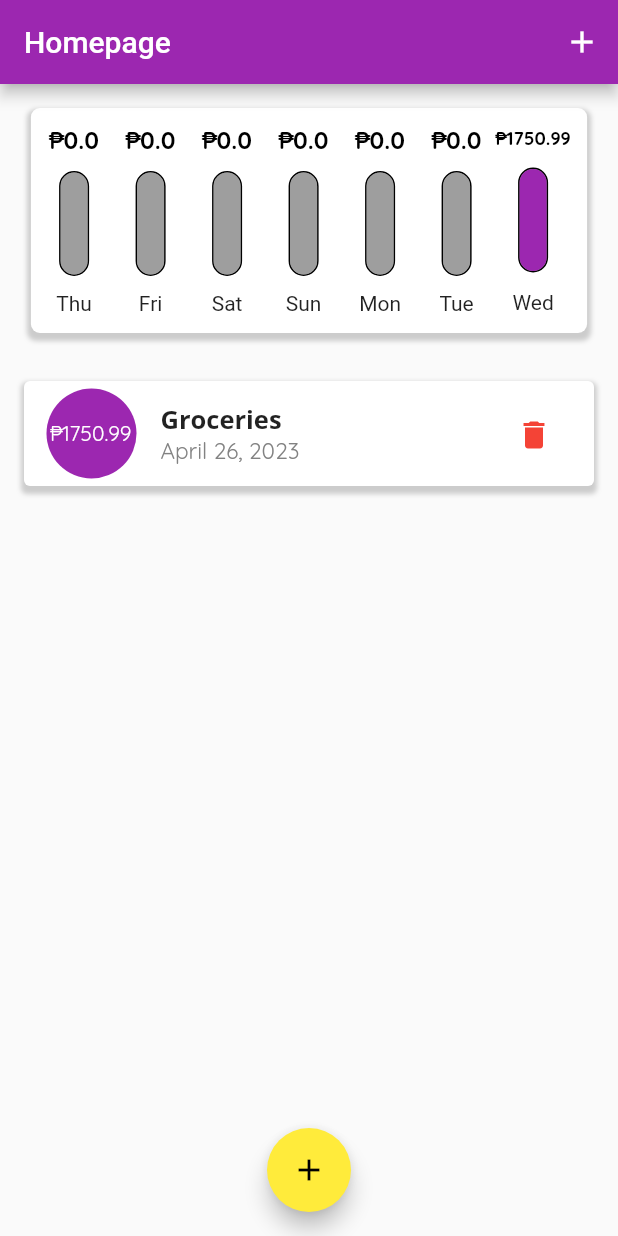
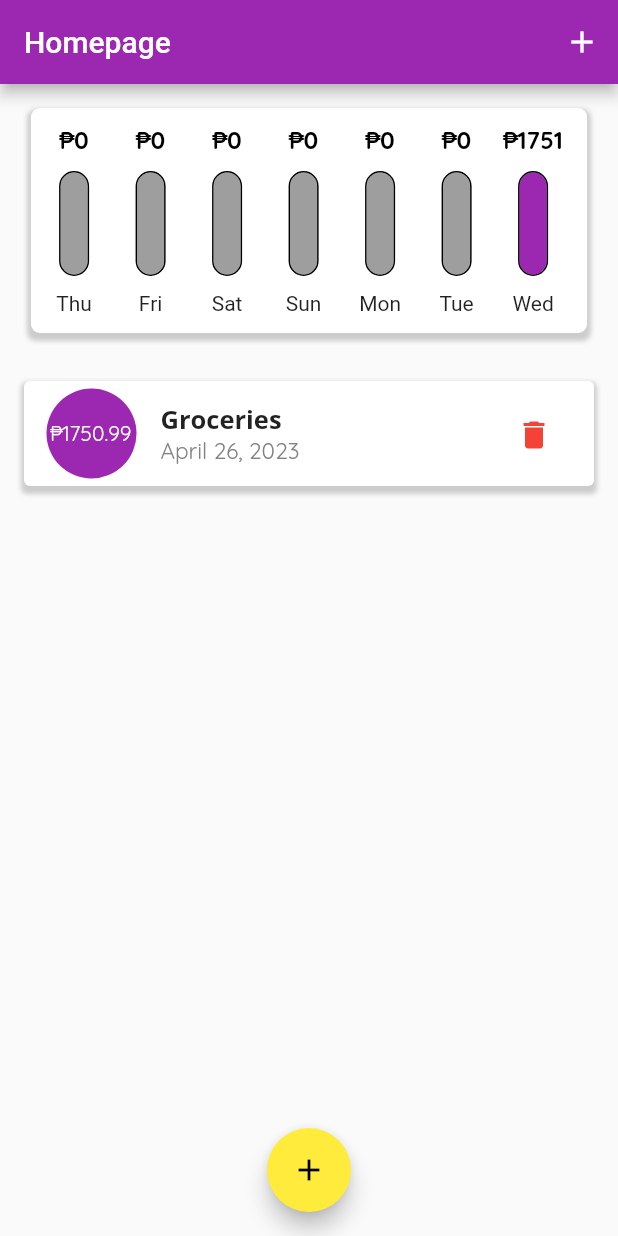
Before and after one commit to DoomMangoes/ExpenseTracker, a Flutter app: the screen it shows after launch, on a phone screen of 412 x 824 dp. Run offline on Flutter 3.47's test engine with Material 2 defaults, Android fonts, the phone set to English and light mode, and no system bars.

Commit message:
made ui changes

```diff
--- a/lib/widgets/expenseBarWidget.dart
+++ b/lib/widgets/expenseBarWidget.dart
@@ -23,7 +23,7 @@ class ExpenseBarWidget extends StatelessWidget {
           Center(
             child: FittedBox(
               child: Text(
-                "₱" + dayTotalAmount.toString(),
+                "₱" + dayTotalAmount.round().toString(),
                 style: TextStyle(
                     fontFamily: 'Quicksand',
                     color: Colors.black,
```
